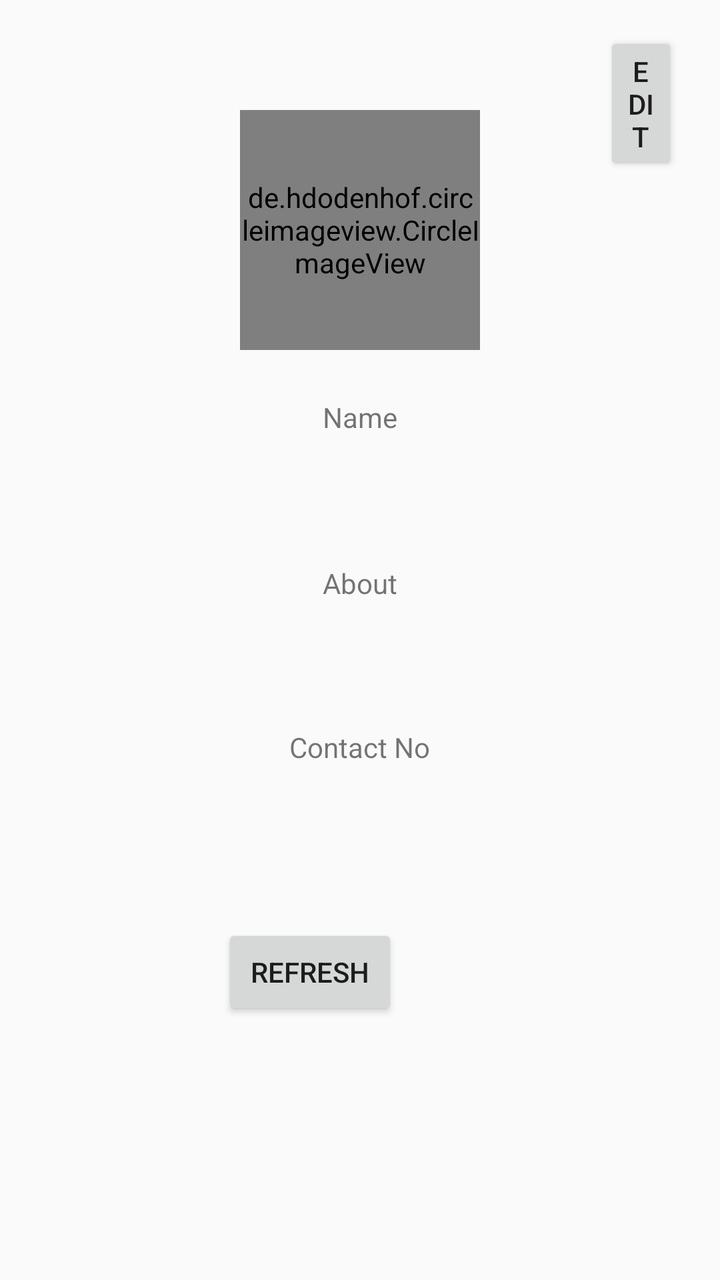
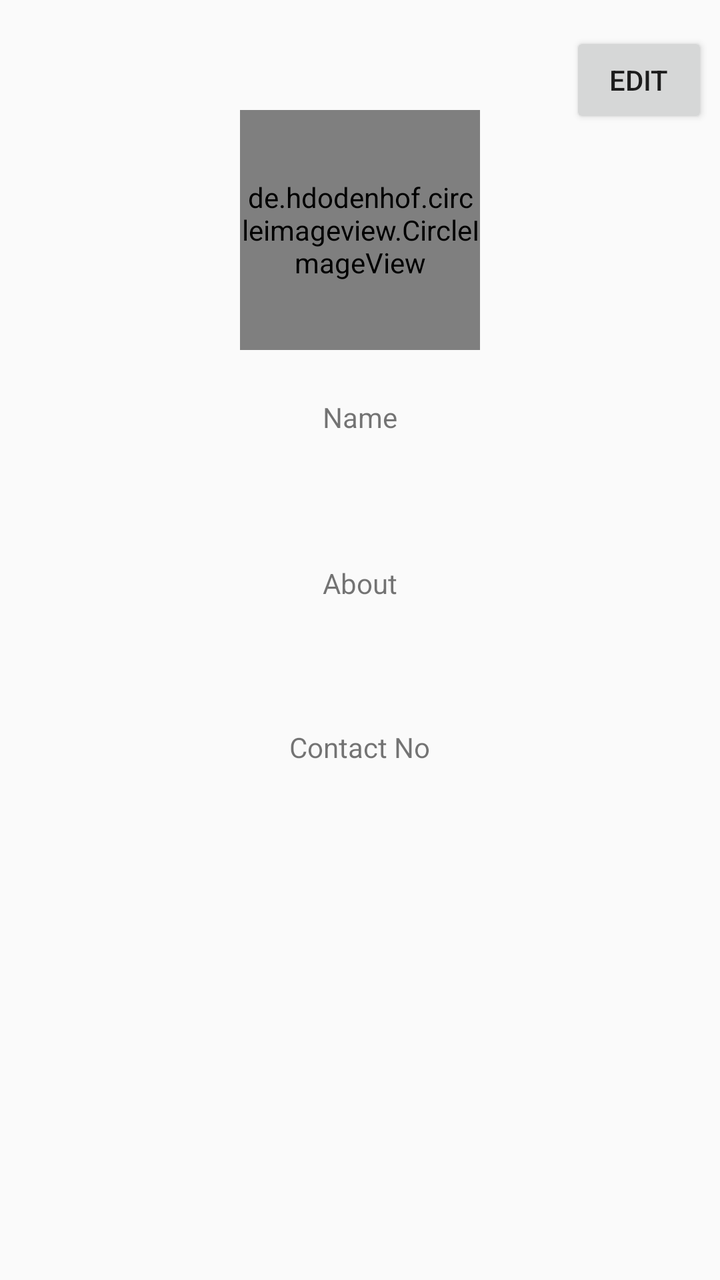

Compare the two renders of this Android layout. The source of the first and the diff that turns it into the second are given below.
<!-- AndroidManifest.xml: application theme AppTheme -->
<!-- res/layout/profile.xml -->
<?xml version="1.0" encoding="utf-8"?>
<RelativeLayout xmlns:android="http://schemas.android.com/apk/res/android"
    xmlns:app="http://schemas.android.com/apk/res-auto"
    xmlns:tools="http://schemas.android.com/tools"
    android:layout_width="match_parent"
    android:layout_height="match_parent"
    tools:context=".editprofile">

    <de.hdodenhof.circleimageview.CircleImageView
        android:id="@+id/profileI"

        android:layout_width="120dp"
        android:layout_height="120dp"
        android:layout_alignParentTop="true"
        android:layout_centerHorizontal="true"
        android:layout_marginTop="55dp"
        android:src="@drawable/dogprofile"
        app:civ_border_color="#000000"
        app:civ_border_width="2dp" />

    <TextView
        android:id="@+id/nam"
        android:layout_width="wrap_content"
        android:layout_height="wrap_content"
        android:layout_alignParentTop="true"
        android:layout_centerHorizontal="true"
        android:layout_marginStart="100dp"
        android:layout_marginTop="199dp"
        android:text="Name" />

    <TextView
        android:id="@+id/namet"
        android:layout_width="wrap_content"
        android:layout_height="wrap_content"

        android:layout_alignParentTop="true"

        android:layout_centerHorizontal="true"
        android:layout_marginTop="232dp"
        android:ems="10"
         />

    <TextView
        android:id="@+id/abt"
        android:layout_width="wrap_content"
        android:layout_height="wrap_content"
        android:layout_alignParentTop="true"
        android:layout_centerHorizontal="true"
        android:layout_marginTop="282dp"
        android:text="About" />

    <TextView
        android:id="@+id/aboutt"
        android:layout_width="wrap_content"
        android:layout_height="wrap_content"
        android:layout_alignParentTop="true"
        android:layout_centerHorizontal="true"
        android:layout_marginTop="309dp"
        android:ems="10"
        />

    <TextView
        android:id="@+id/cnt"
        android:layout_width="wrap_content"
        android:layout_height="wrap_content"
        android:layout_alignParentTop="true"
        android:layout_centerHorizontal="true"
        android:layout_marginTop="364dp"
        android:text="Contact No" />

    <TextView
        android:id="@+id/contactt"
        android:layout_width="wrap_content"
        android:layout_height="wrap_content"
        android:layout_alignParentTop="true"
        android:layout_centerHorizontal="true"
        android:layout_marginTop="397dp"
        android:ems="10"
         />

    <Button
        android:id="@+id/Editbtn"
        android:layout_width="wrap_content"
        android:layout_height="wrap_content"
        android:layout_alignParentStart="true"

        android:layout_alignParentTop="true"
        android:layout_alignParentEnd="true"
        android:layout_centerHorizontal="true"
        android:layout_marginStart="302dp"
        android:layout_marginTop="16dp"
        android:layout_marginEnd="21dp"
        android:text="Edit" />

    <Button
        android:id="@+id/Refresh"
        android:layout_width="wrap_content"
        android:layout_height="wrap_content"
        android:layout_below="@+id/contactt"
        android:layout_alignParentEnd="true"
        android:layout_centerHorizontal="true"
        android:layout_marginTop="46dp"
        android:layout_marginEnd="161dp"
        android:text="Refresh" />


</RelativeLayout>
<!-- resources referenced by this layout -->
<resources>
  <!-- drawable dogprofile: png bitmap (drawable, 17684 bytes) -->
  <style name="AppTheme" parent="Theme.AppCompat.Light.DarkActionBar">
          
          <item name="colorPrimary">@color/colorPrimary</item>
          <item name="colorPrimaryDark">@color/colorPrimaryDark</item>
          <item name="colorAccent">@color/colorAccent</item>
      </style>
  <color name="colorPrimary">#008577</color>
  <color name="colorPrimaryDark">#00574B</color>
  <color name="colorAccent">#D81B60</color>
</resources>

<!-- the commit's change to res/layout/profile.xml (unified diff, before → after) -->
@@ -1,9 +1,12 @@
 <?xml version="1.0" encoding="utf-8"?>
 <RelativeLayout xmlns:android="http://schemas.android.com/apk/res/android"
+
     xmlns:app="http://schemas.android.com/apk/res-auto"
     xmlns:tools="http://schemas.android.com/tools"
     android:layout_width="match_parent"
     android:layout_height="match_parent"
+
+
     tools:context=".editprofile">
 
     <de.hdodenhof.circleimageview.CircleImageView
@@ -32,9 +35,11 @@
         android:id="@+id/namet"
         android:layout_width="wrap_content"
         android:layout_height="wrap_content"
+        android:textColor="@color/Orange"
 
+        android:textStyle="bold"
         android:layout_alignParentTop="true"
-
+        android:textAlignment="center"
         android:layout_centerHorizontal="true"
         android:layout_marginTop="232dp"
         android:ems="10"
@@ -53,6 +58,10 @@
         android:id="@+id/aboutt"
         android:layout_width="wrap_content"
         android:layout_height="wrap_content"
+        android:textAlignment="center"
+        android:textColor="@color/Orange"
+
+        android:textStyle="bold"
         android:layout_alignParentTop="true"
         android:layout_centerHorizontal="true"
         android:layout_marginTop="309dp"
@@ -63,6 +72,8 @@
         android:id="@+id/cnt"
         android:layout_width="wrap_content"
         android:layout_height="wrap_content"
+        android:textAlignment="center"
+
         android:layout_alignParentTop="true"
         android:layout_centerHorizontal="true"
         android:layout_marginTop="364dp"
@@ -72,6 +83,9 @@
         android:id="@+id/contactt"
         android:layout_width="wrap_content"
         android:layout_height="wrap_content"
+        android:textAlignment="center"
+        android:textColor="@color/Orange"
+        android:textStyle="bold"
         android:layout_alignParentTop="true"
         android:layout_centerHorizontal="true"
         android:layout_marginTop="397dp"
@@ -80,28 +94,18 @@
 
     <Button
         android:id="@+id/Editbtn"
-        android:layout_width="wrap_content"
+        android:layout_width="119dp"
         android:layout_height="wrap_content"
         android:layout_alignParentStart="true"
 
         android:layout_alignParentTop="true"
         android:layout_alignParentEnd="true"
         android:layout_centerHorizontal="true"
-        android:layout_marginStart="302dp"
+        android:layout_marginStart="285dp"
         android:layout_marginTop="16dp"
-        android:layout_marginEnd="21dp"
+        android:layout_marginEnd="6dp"
         android:text="Edit" />
 
-    <Button
-        android:id="@+id/Refresh"
-        android:layout_width="wrap_content"
-        android:layout_height="wrap_content"
-        android:layout_below="@+id/contactt"
-        android:layout_alignParentEnd="true"
-        android:layout_centerHorizontal="true"
-        android:layout_marginTop="46dp"
-        android:layout_marginEnd="161dp"
-        android:text="Refresh" />
 
 
 </RelativeLayout>
<!-- resource entries referenced after the edit -->
@@ -1,5 +1,6 @@
 <!-- resources referenced by this layout -->
 <resources>
+  <color name="Orange">#FF9933</color>
   <!-- drawable dogprofile: png bitmap (drawable, 17684 bytes) -->
   <style name="AppTheme" parent="Theme.AppCompat.Light.DarkActionBar">
           
